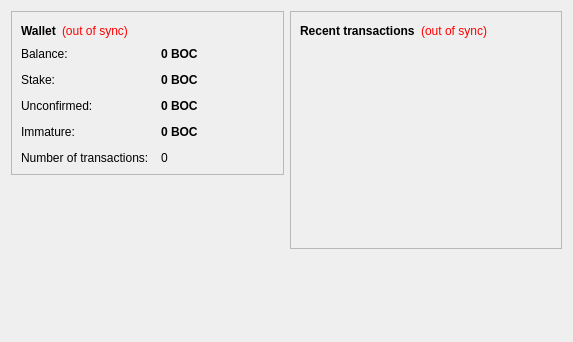
Above: src/qt/forms/overviewpage.ui from argakiig/NRS before the change. Below: the same form after it.
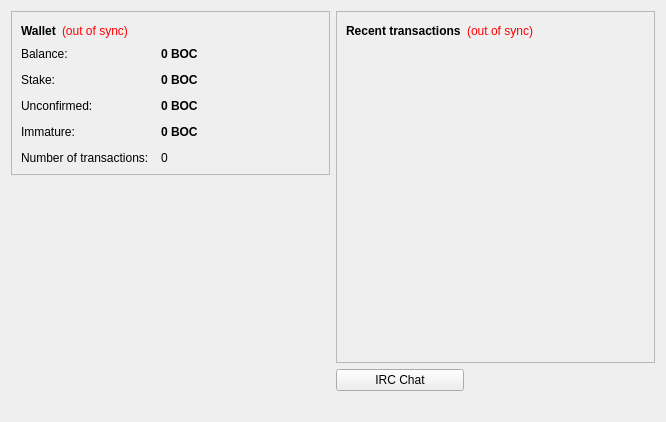
That is the form after the change. Icons and pictures are not drawn.

Commit message: Update for IRC chat in client

```diff
--- a/src/qt/forms/overviewpage.ui
+++ b/src/qt/forms/overviewpage.ui
@@ -6,8 +6,8 @@
    <rect>
     <x>0</x>
     <y>0</y>
-    <width>573</width>
-    <height>342</height>
+    <width>666</width>
+    <height>422</height>
    </rect>
   </property>
   <property name="windowTitle">
@@ -321,6 +321,19 @@
        </layout>
       </widget>
      </item>
+     <item>
+      <widget class="QPushButton" name="irc">
+       <property name="maximumSize">
+        <size>
+         <width>128</width>
+         <height>24</height>
+        </size>
+       </property>
+       <property name="text">
+        <string>IRC Chat</string>
+       </property>
+      </widget>
+     </item>
      <item>
       <widget class="QLabel" name="label_NoirShares_Intro">
        <property name="text">
@@ -328,19 +341,6 @@
        </property>
       </widget>
      </item>
-     <item>
-      <spacer name="verticalSpacer_2">
-       <property name="orientation">
-        <enum>Qt::Vertical</enum>
-       </property>
-       <property name="sizeHint" stdset="0">
-        <size>
-         <width>20</width>
-         <height>40</height>
-        </size>
-       </property>
-      </spacer>
-     </item>
     </layout>
    </item>
   </layout>
```
Left out of the diff: 2 changed lines with no effect on the pictures. The commit also changes 5 other files.
